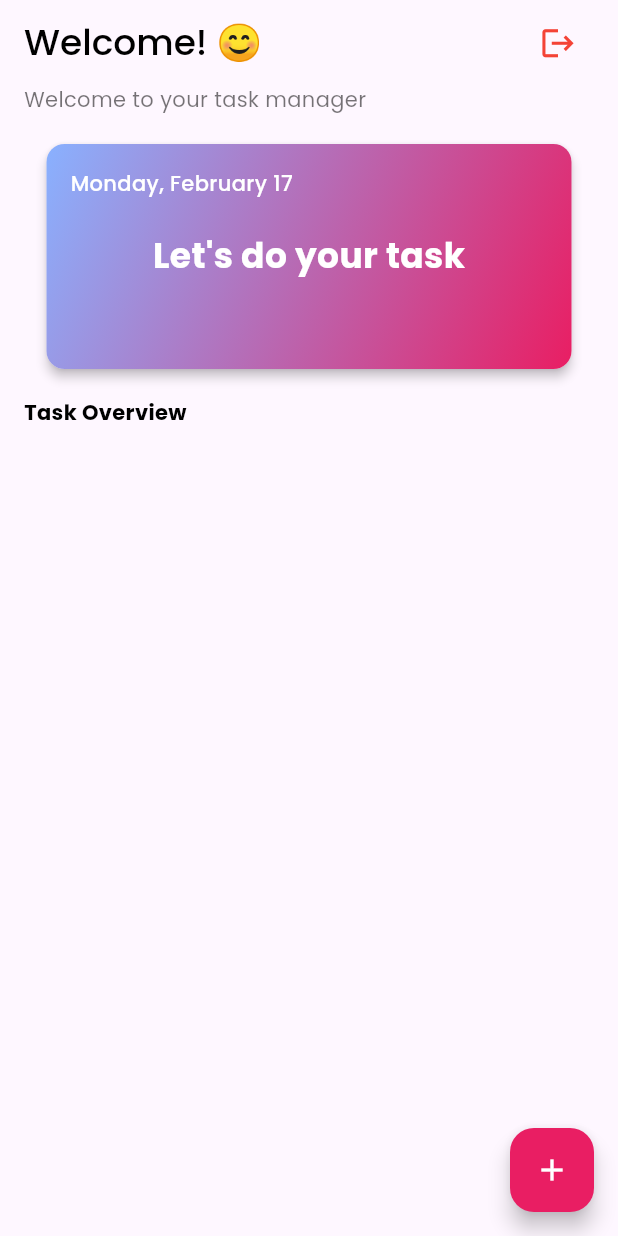
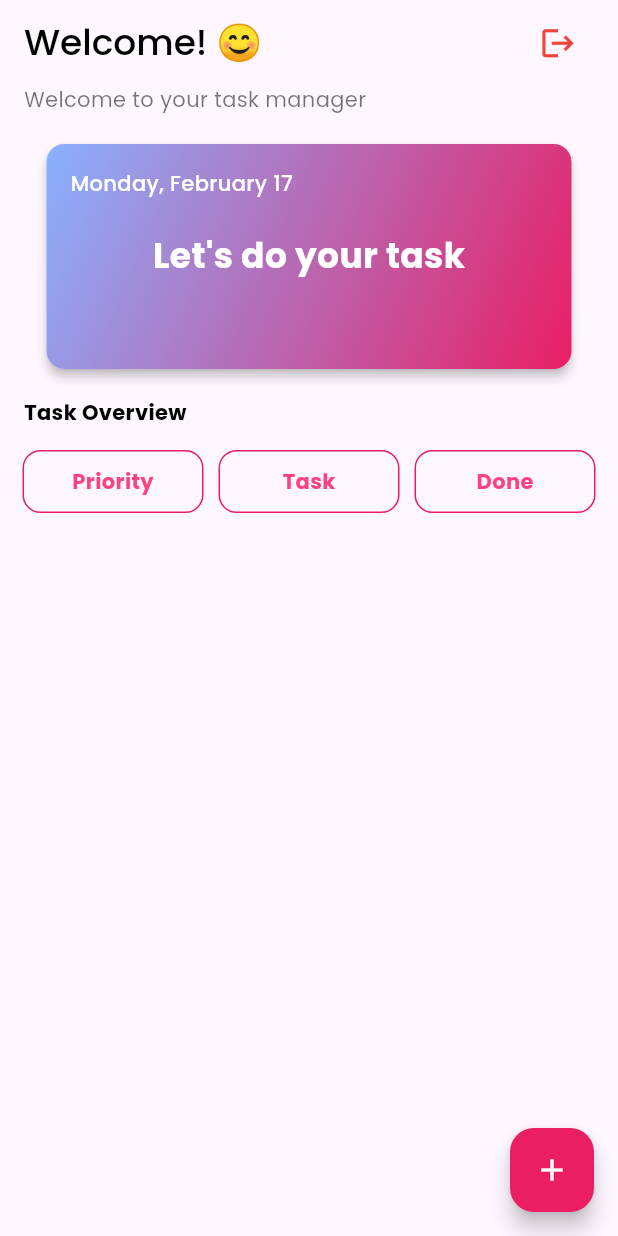
Before and after one commit to ZUHAIRR23/firebase_challenge, a Flutter app: the HomePage screen opened by its route, on a phone screen of 412 x 824 dp. Run offline on Flutter 3.47's test engine with Material 3 defaults, Android fonts, the phone set to English and light mode, and no system bars; our stand-ins replace cloud_firestore, firebase_auth, firebase_core, google_fonts, supercharged; accounts and stored records are empty.

Commit message:
senggol doang

```diff
--- a/lib/ui/ui/home_page.dart
+++ b/lib/ui/ui/home_page.dart
@@ -1,4 +1,5 @@
 part of '../pages.dart';
+
 class HomePage extends StatefulWidget {
   const HomePage({super.key});
 
@@ -126,12 +127,83 @@ class _HomePageState extends State<HomePage> {
             ),
           ),
           SizedBox(height: 15),
+          Container(
+            padding: EdgeInsets.symmetric(horizontal: 15),
+            child: Row(
+              mainAxisAlignment: MainAxisAlignment.spaceBetween,
+              children: [
+                Expanded(
+                  child: GestureDetector(
+                    onTap: () {},
+                    child: Container(
+                      padding: EdgeInsets.symmetric(vertical: 10),
+                      alignment: Alignment.center,
+                      decoration: BoxDecoration(
+                        color: Colors.transparent,
+                        borderRadius: BorderRadius.circular(12),
+                        border: Border.all(color: Colors.pink),
+                      ),
+                      child: Text(
+                        'Priority',
+                        style: subWelcomeTextStyle.copyWith(
+                          color: Colors.pinkAccent,
+                          fontWeight: FontWeight.bold,
+                        ),
+                      ),
+                    ),
+                  ),
+                ),
+                SizedBox(width: 10),
+                Expanded(
+                  child: GestureDetector(
+                    onTap: () {},
+                    child: Container(
+                      padding: EdgeInsets.symmetric(vertical: 10),
+                      alignment: Alignment.center,
+                      decoration: BoxDecoration(
+                        color: Colors.transparent,
+                        borderRadius: BorderRadius.circular(12),
+                        border: Border.all(color: Colors.pink),
+                      ),
+                      child: Text(
+                        'Task',
+                        style: subWelcomeTextStyle.copyWith(
+                          color: Colors.pinkAccent,
+                          fontWeight: FontWeight.bold,
+                        ),
+                      ),
+                    ),
+                  ),
+                ),
+                SizedBox(width: 10),
+                Expanded(
+                  child: GestureDetector(
+                    onTap: () {},
+                    child: Container(
+                      padding: EdgeInsets.symmetric(vertical: 10),
+                      alignment: Alignment.center,
+                      decoration: BoxDecoration(
+                        color: Colors.transparent,
+                        borderRadius: BorderRadius.circular(12),
+                        border: Border.all(color: Colors.pink),
+                      ),
+                      child: Text(
+                        'Done',
+                        style: subWelcomeTextStyle.copyWith(
+                          color: Colors.pinkAccent,
+                          fontWeight: FontWeight.bold,
+                        ),
+                      ),
+                    ),
+                  ),
+                ),
+              ],
+            ),
+          )
         ],
       ),
       floatingActionButton: FloatingActionButton(
-        onPressed: () {
-
-        },
+        onPressed: () {},
         backgroundColor: Colors.pink,
         child: Icon(
           Icons.add,
```
